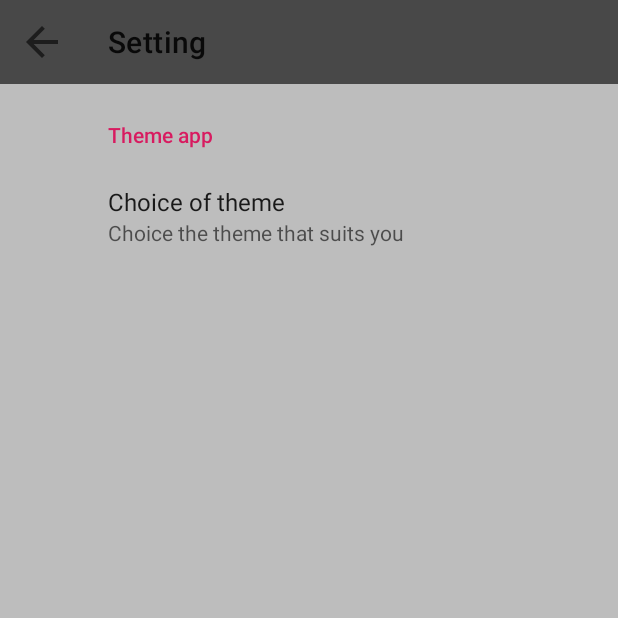
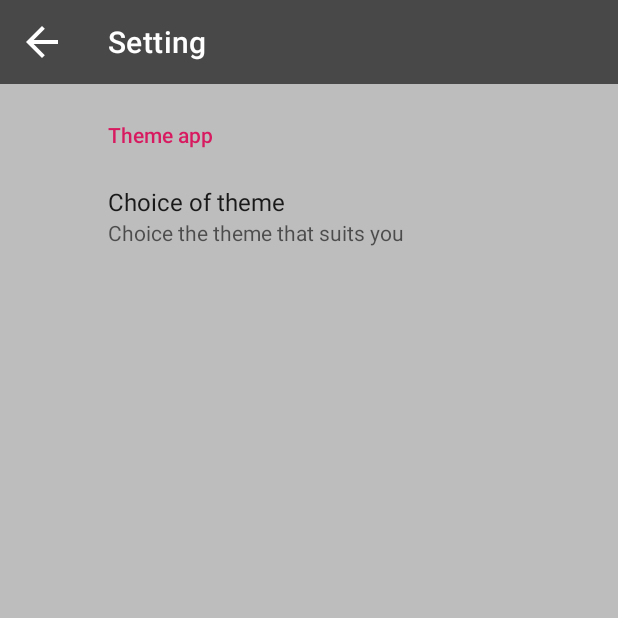
Before and after one commit to VladimirTsihukov/AmazingAppNasa, an Android app: the screen it shows after launch (MainActivity), after a tap on "Setting", on a phone screen of 412 x 824 dp, the top half of it. Run offline under Robolectric (Android 15) with nearby library versions, the phone set to English and light mode, and no system bars; our stand-ins replace androidx.preference; libraries missing offline, so code that uses them is left out: coil.api.load; network calls fail; pictures from the network do not load; Roboto replaces fonts that are not available here; 1 statement that could not run was skipped; 3 other taps on this screen came first.

Commit message:
Correct color button back

```diff
--- a/app/src/main/java/com/adnroidapp/amazingappnasa/ui/fragment/PicturesOfTheDayFragment.kt
+++ b/app/src/main/java/com/adnroidapp/amazingappnasa/ui/fragment/PicturesOfTheDayFragment.kt
@@ -32,6 +32,7 @@ import kotlinx.android.synthetic.main.fragment_main_start.input_edit_text
 import kotlinx.android.synthetic.main.fragment_main_start.input_layout
 import kotlinx.android.synthetic.main.view_show_image_web_view.*
 import java.util.*
+import kotlinx.android.synthetic.main.fragment_main_start.layout_load_image as layout_load_image1
 
 class PicturesOfTheDayFragment : Fragment(R.layout.fragment_main_start) {
 
--- a/app/src/main/res/drawable/ic_baseline_arrow_back_32.xml
+++ b/app/src/main/res/drawable/ic_baseline_arrow_back_32.xml
@@ -1,5 +1,11 @@
-<vector android:autoMirrored="true" android:height="32dp"
-    android:tint="?attr/colorControlNormal" android:viewportHeight="24"
-    android:viewportWidth="24" android:width="32dp" xmlns:android="http://schemas.android.com/apk/res/android">
-    <path android:fillColor="@android:color/white" android:pathData="M20,11H7.83l5.59,-5.59L12,4l-8,8 8,8 1.41,-1.41L7.83,13H20v-2z"/>
+<vector xmlns:android="http://schemas.android.com/apk/res/android"
+    android:width="32dp"
+    android:height="32dp"
+    android:autoMirrored="true"
+    android:tint="?attr/colorMenuTool"
+    android:viewportWidth="24"
+    android:viewportHeight="24">
+    <path
+        android:fillColor="@android:color/white"
+        android:pathData="M20,11H7.83l5.59,-5.59L12,4l-8,8 8,8 1.41,-1.41L7.83,13H20v-2z" />
 </vector>
--- a/app/src/main/res/layout/fragment_setting.xml
+++ b/app/src/main/res/layout/fragment_setting.xml
@@ -8,6 +8,7 @@
 
     <androidx.appcompat.widget.Toolbar
         android:id="@+id/toolbar_setting"
+        app:titleTextColor="?attr/colorMenuTool"
         android:background="?backgroundNavigationLayout"
         android:layout_width="match_parent"
         app:title="@string/setting"
--- a/app/src/main/res/values/attr.xml
+++ b/app/src/main/res/values/attr.xml
@@ -2,4 +2,5 @@
 <resources>
     <attr name="backgroundNavigationLayout" format="reference"/>
     <attr name="backgroundFloatingActionButton" format="reference"/>
+    <attr name="colorMenuTool" format="reference"/>
 </resources>
--- a/app/src/main/res/values/themes.xml
+++ b/app/src/main/res/values/themes.xml
@@ -13,6 +13,7 @@
         <item name="backgroundNavigationLayout">@color/color_blue_light_nasa</item>
         <item name="backgroundFloatingActionButton">@color/color_red</item>
         <item name="colorSurface">@color/color_blue_primary_nasa</item>
+        <item name="colorMenuTool">@color/white</item>
     </style>
 
     <style name="Mars" parent="Nasa">
@@ -24,6 +25,7 @@
         <item name="backgroundNavigationLayout">@color/color_orange_light_mars</item>
         <item name="backgroundFloatingActionButton">@color/color_orange_dark_mars</item>
         <item name="colorSurface">@color/color_orange_primary_mars</item>
+        <item name="colorMenuTool">@color/black</item>
     </style>
 
     <style name="Moon" parent="Nasa">
@@ -35,5 +37,6 @@
         <item name="backgroundNavigationLayout">@color/color_grey_light_moon</item>
         <item name="backgroundFloatingActionButton">@color/color_grey_dark_moon</item>
         <item name="colorSurface">@color/color_grey_primary_moon</item>
+        <item name="colorMenuTool">@color/black</item>
     </style>
 </resources>
```
